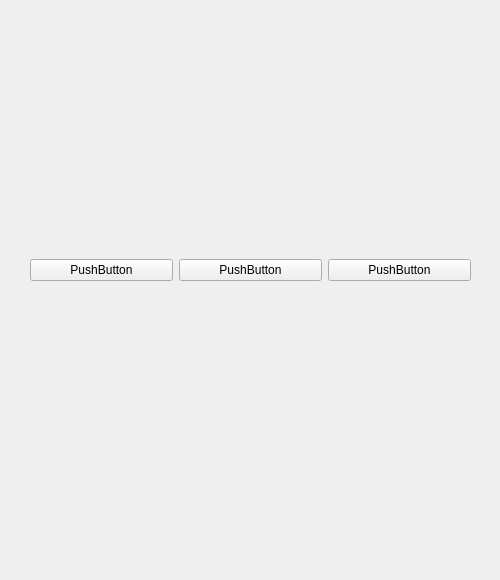
walkerning/Homework-lxr-SameWorld, file src/gui/game.ui: the form before one commit.
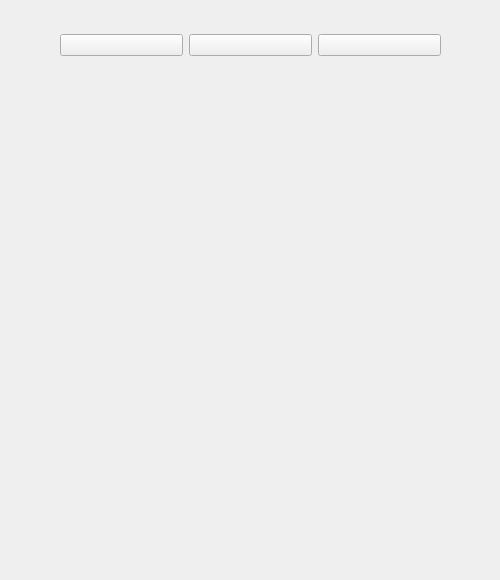
The form after the commit.

```diff
--- a/src/gui/game.ui
+++ b/src/gui/game.ui
@@ -16,40 +16,33 @@
   <widget class="QWidget" name="verticalLayoutWidget">
    <property name="geometry">
     <rect>
-     <x>30</x>
+     <x>60</x>
      <y>20</y>
-     <width>441</width>
-     <height>501</height>
+     <width>381</width>
+     <height>51</height>
     </rect>
    </property>
-   <layout class="QVBoxLayout" name="verticalLayout" stretch="1,7">
-    <item>
      <layout class="QHBoxLayout" name="horizontalLayout" stretch="0,0,0">
       <item>
        <widget class="QPushButton" name="renewButton">
         <property name="text">
-         <string>PushButton</string>
+       <string/>
         </property>
        </widget>
       </item>
       <item>
        <widget class="QPushButton" name="answerButton">
         <property name="text">
-         <string>PushButton</string>
+       <string/>
         </property>
        </widget>
       </item>
       <item>
        <widget class="QPushButton" name="backButton">
         <property name="text">
-         <string>PushButton</string>
-        </property>
-       </widget>
-      </item>
-     </layout>
-    </item>
-    <item>
-     <layout class="QVBoxLayout" name="pieceLayout"/>
+       <string/>
+      </property>
+     </widget>
     </item>
    </layout>
   </widget>
```
Left out of the diff: 2 changed lines with no effect on the pictures. Lines whose indentation alone changed are shown as unchanged.
